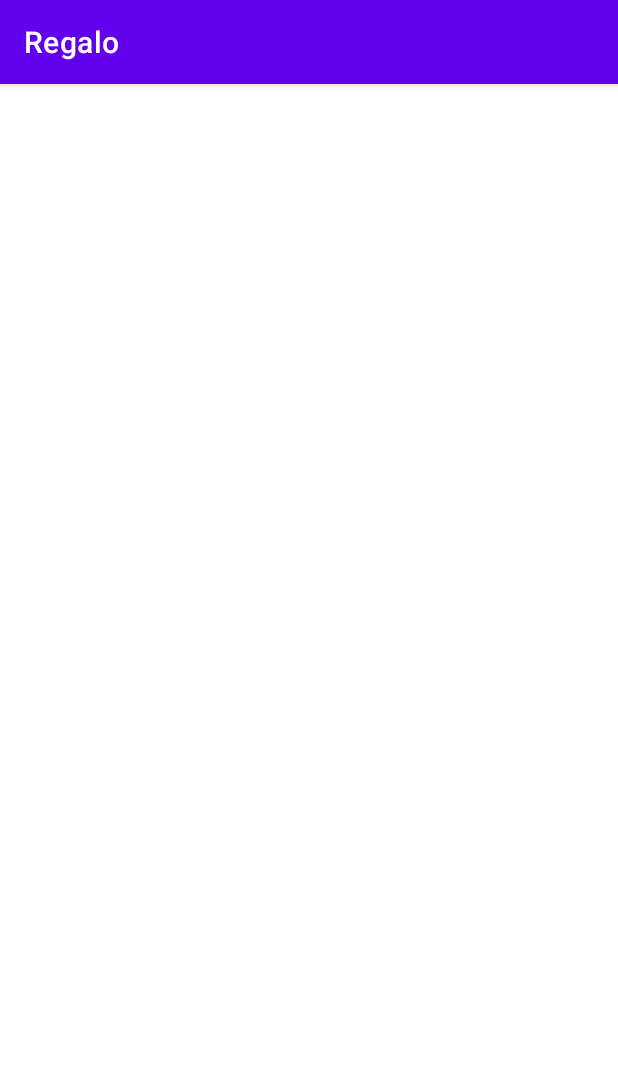
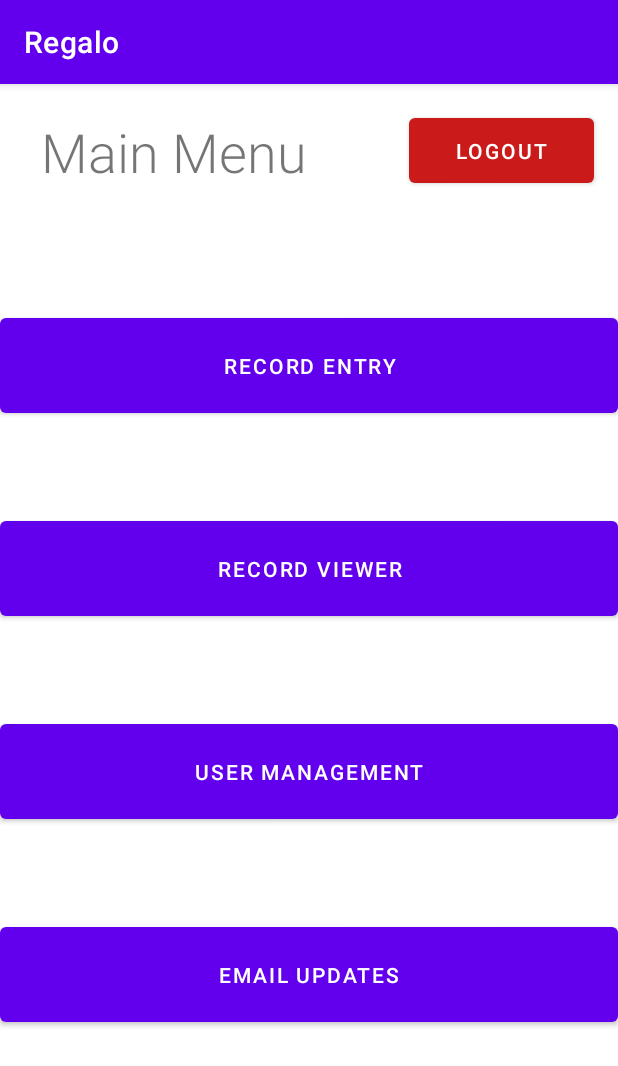
Before and after one commit to DanteInfernal7/Regalo, an Android app: the Main2Activity screen opened directly, with no data from a screen before it, on a phone screen of 412 x 824 dp. Shown: the top 1066 px of the screen. Run offline under Robolectric (Android 15) with nearby library versions, the phone set to English and light mode, and no system bars; our stand-ins replace Firebase (no records; nobody signed in at launch, a user with empty details on screens opened directly).

Commit message:
Added RecordEntry, Added RecordViewer and Logout button in the main activity

```diff
--- a/app/build.gradle
+++ b/app/build.gradle
@@ -37,6 +37,7 @@ dependencies {
     implementation 'com.google.android.material:material:1.3.0'
     implementation 'com.google.firebase:firebase-auth:20.0.4'
     implementation 'androidx.constraintlayout:constraintlayout:2.0.4'
+    implementation 'com.google.firebase:firebase-database:19.7.0'
     testImplementation 'junit:junit:4.+'
     androidTestImplementation 'androidx.test.ext:junit:1.1.2'
     androidTestImplementation 'androidx.test.espresso:espresso-core:3.3.0'
--- a/app/src/main/java/com/example/regalo/Main2Activity.java
+++ b/app/src/main/java/com/example/regalo/Main2Activity.java
@@ -1,30 +1,63 @@
 package com.example.regalo;
 
 import androidx.appcompat.app.AppCompatActivity;
-
 import android.content.Intent;
 import android.os.Bundle;
+import android.view.View;
+import android.widget.Button;
+import android.widget.Toast;
 
 import com.google.firebase.auth.FirebaseAuth;
-import com.google.firebase.auth.FirebaseUser;
 
 public class Main2Activity extends AppCompatActivity {
 
     FirebaseAuth firebaseAuth;
+    Button recordentr;
+    Button recordview;
+    Button usermanage;
+    Button emailup;
+    Button logout;
     @Override
     protected void onCreate(Bundle savedInstanceState) {
         super.onCreate(savedInstanceState);
         setContentView(R.layout.activity_main2);
-
         firebaseAuth = FirebaseAuth.getInstance();
-    }
-
-    @Override
-    protected void onStart() {
-        super.onStart();
-        FirebaseUser user = firebaseAuth.getCurrentUser();
-        if (user == null){
-            startActivity(new Intent(Main2Activity.this, MainActivity.class));
-        }
+        recordentr = (Button) findViewById(R.id.recordentry);
+        recordentr.setOnClickListener(new View.OnClickListener() {
+            @Override
+            public void onClick(View v) {
+                startActivity(new Intent(Main2Activity.this, RecordEntry.class));
+            }
+        });
+        recordview = (Button) findViewById(R.id.recordviewer);
+        recordview.setOnClickListener(new View.OnClickListener() {
+            @Override
+            public void onClick(View v) {
+                startActivity(new Intent(Main2Activity.this, RecordViewer.class));
+            }
+        });
+        usermanage = (Button) findViewById(R.id.usermanagement);
+        usermanage.setOnClickListener(new View.OnClickListener() {
+            @Override
+            public void onClick(View v) {
+                startActivity(new Intent(Main2Activity.this, UserManagement.class));
+            }
+        });
+        emailup = (Button) findViewById(R.id.emailupdates);
+        emailup.setOnClickListener(new View.OnClickListener() {
+            @Override
+            public void onClick(View v) {
+                startActivity(new Intent(Main2Activity.this, EmailUpdates.class));
+            }
+        });
+        logout = (Button) findViewById(R.id.logoutbutton);
+        logout.setOnClickListener(new View.OnClickListener() {
+            @Override
+            public void onClick(View v) {
+                firebaseAuth.signOut();
+                Toast.makeText(Main2Activity.this, "Logged out", Toast.LENGTH_SHORT).show();
+                startActivity(new Intent(Main2Activity.this, MainActivity.class));
+            }
+        });
     }
 }
--- a/app/src/main/res/layout/activity_main2.xml
+++ b/app/src/main/res/layout/activity_main2.xml
@@ -6,4 +6,74 @@
     android:layout_height="match_parent"
     tools:context=".Main2Activity">
 
+    <Button
+        android:id="@+id/recordentry"
+        android:layout_width="0dp"
+        android:layout_height="75dp"
+        android:layout_marginTop="80dp"
+        android:text="Record Entry"
+        app:layout_constraintEnd_toEndOf="parent"
+        app:layout_constraintHorizontal_bias="0.0"
+        app:layout_constraintStart_toStartOf="parent"
+        app:layout_constraintTop_toBottomOf="@+id/textView" />
+
+    <Button
+        android:id="@+id/recordviewer"
+        android:layout_width="0dp"
+        android:layout_height="75dp"
+        android:layout_marginTop="60dp"
+        android:text="Record Viewer"
+        app:layout_constraintEnd_toEndOf="parent"
+        app:layout_constraintHorizontal_bias="0.0"
+        app:layout_constraintStart_toStartOf="parent"
+        app:layout_constraintTop_toBottomOf="@+id/recordentry" />
+
+    <Button
+        android:id="@+id/usermanagement"
+        android:layout_width="0dp"
+        android:layout_height="75dp"
+        android:layout_marginTop="60dp"
+        android:text="User Management"
+        app:layout_constraintEnd_toEndOf="parent"
+        app:layout_constraintHorizontal_bias="0.0"
+        app:layout_constraintStart_toStartOf="parent"
+        app:layout_constraintTop_toBottomOf="@+id/recordviewer" />
+
+    <Button
+        android:id="@+id/emailupdates"
+        android:layout_width="0dp"
+        android:layout_height="75dp"
+        android:layout_marginTop="60dp"
+        android:text="Email Updates"
+        app:layout_constraintEnd_toEndOf="parent"
+        app:layout_constraintHorizontal_bias="0.0"
+        app:layout_constraintStart_toStartOf="parent"
+        app:layout_constraintTop_toBottomOf="@+id/usermanagement" />
+
+    <TextView
+        android:id="@+id/textView"
+        android:layout_width="200dp"
+        android:layout_height="50dp"
+        android:layout_marginTop="20dp"
+        android:fontFamily="sans-serif-light"
+        android:gravity="center"
+        android:text="Main Menu"
+        android:textSize="36sp"
+        app:layout_constraintEnd_toEndOf="parent"
+        app:layout_constraintHorizontal_bias="0.075"
+        app:layout_constraintStart_toStartOf="parent"
+        app:layout_constraintTop_toTopOf="parent" />
+
+    <Button
+        android:id="@+id/logoutbutton"
+        android:layout_width="123dp"
+        android:layout_height="55dp"
+        android:text="Logout"
+        app:backgroundTint="#CA1A1A"
+        app:layout_constraintBottom_toBottomOf="parent"
+        app:layout_constraintEnd_toEndOf="parent"
+        app:layout_constraintHorizontal_bias="0.944"
+        app:layout_constraintStart_toStartOf="parent"
+        app:layout_constraintTop_toTopOf="parent"
+        app:layout_constraintVertical_bias="0.023" />
 </androidx.constraintlayout.widget.ConstraintLayout>
```
Also changed, not shown: app/src/main/AndroidManifest.xml (+10 -5 lines), app/src/main/java/com/example/regalo/Attendance.java (added, +30 -0 lines), app/src/main/java/com/example/regalo/EmailUpdates.java (added, +14 -0 lines), app/src/main/java/com/example/regalo/RecordEntry.java (added, +87 -0 lines), app/src/main/java/com/example/regalo/RecordViewer.java (added, +68 -0 lines), app/src/main/java/com/example/regalo/UserManagement.java (added, +14 -0 lines), app/src/main/res/layout/activity_email_updates.xml (added, +9 -0 lines), app/src/main/res/layout/activity_record_entry.xml (added, +57 -0 lines), app/src/main/res/layout/activity_record_viewer.xml (added, +84 -0 lines), app/src/main/res/layout/activity_user_management.xml (added, +9 -0 lines).
